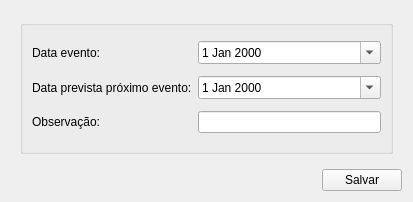
Before: the Qt Designer form ui/inputdialog.ui in darktorres/ERP-STACCATO, drawn with Qt 5.
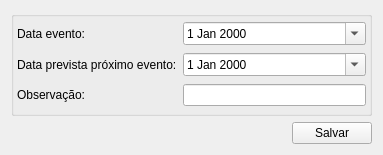
After: the same form once the commit is applied.

```diff
--- a/ui/inputdialog.ui
+++ b/ui/inputdialog.ui
@@ -6,8 +6,8 @@
    <rect>
     <x>0</x>
     <y>0</y>
-    <width>413</width>
-    <height>202</height>
+    <width>383</width>
+    <height>155</height>
    </rect>
   </property>
   <property name="windowTitle">
@@ -17,9 +17,36 @@
    <item row="0" column="0">
     <widget class="QFrame" name="frame">
      <layout class="QVBoxLayout" name="verticalLayout">
+      <property name="spacing">
+       <number>0</number>
+      </property>
+      <property name="leftMargin">
+       <number>0</number>
+      </property>
+      <property name="topMargin">
+       <number>0</number>
+      </property>
+      <property name="rightMargin">
+       <number>0</number>
+      </property>
+      <property name="bottomMargin">
+       <number>0</number>
+      </property>
       <item>
        <widget class="QGroupBox" name="frameData">
         <layout class="QGridLayout" name="gridLayout_2">
+         <property name="leftMargin">
+          <number>3</number>
+         </property>
+         <property name="topMargin">
+          <number>3</number>
+         </property>
+         <property name="rightMargin">
+          <number>3</number>
+         </property>
+         <property name="bottomMargin">
+          <number>3</number>
+         </property>
          <item row="1" column="0">
           <widget class="QLabel" name="labelProximoEvento">
            <property name="text">
@@ -85,8 +112,8 @@
        </property>
        <property name="sizeHint" stdset="0">
         <size>
-         <width>40</width>
-         <height>20</height>
+         <width>0</width>
+         <height>0</height>
         </size>
        </property>
       </spacer>
```
